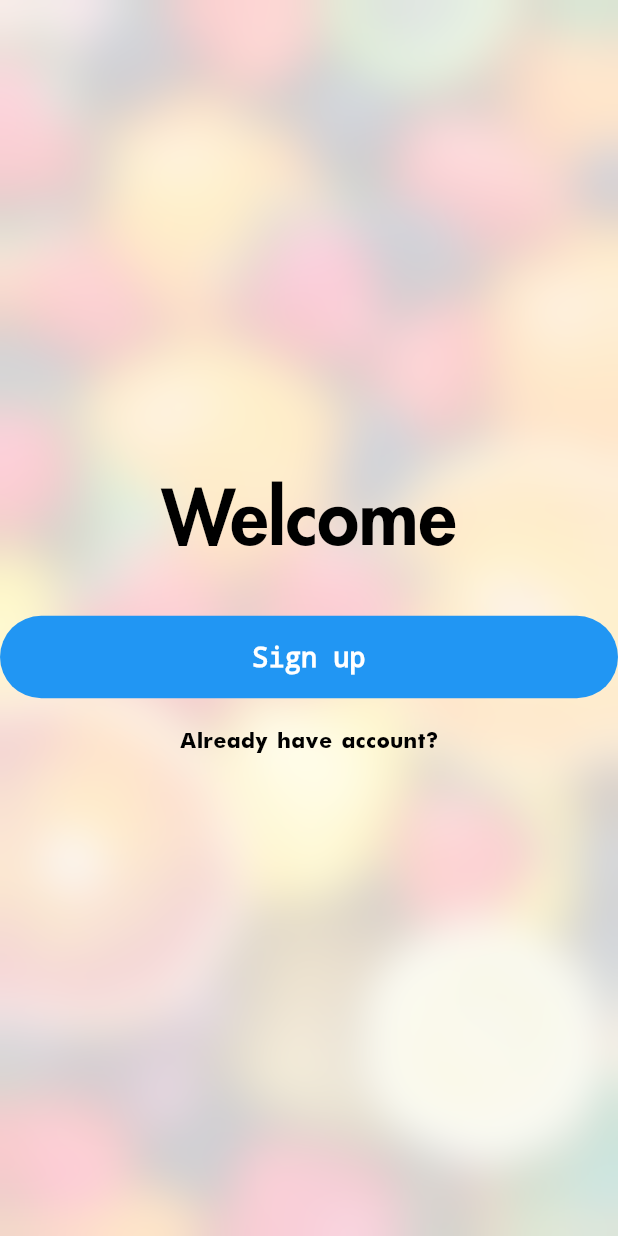
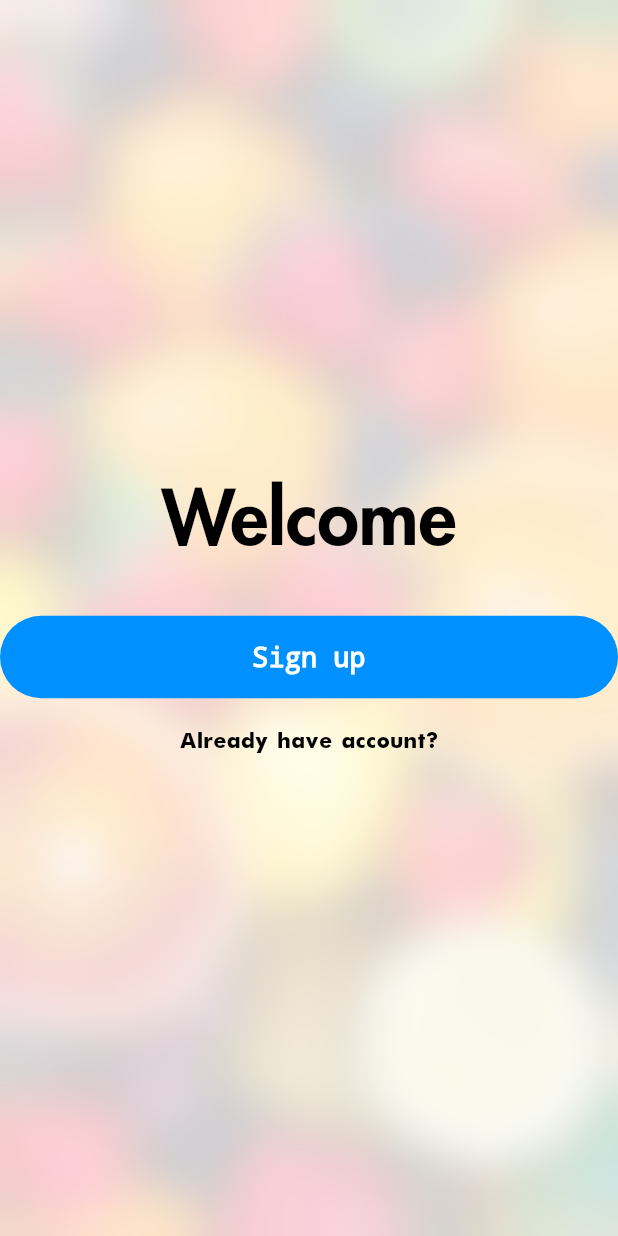
Before and after one commit to KrisCris/COMP704-AUTxCJLU-Final-Year-Project, a Flutter app: the screen it shows after launch, on a phone screen of 412 x 824 dp. Run offline on Flutter 3.47's test engine with Material 2 defaults, Android fonts, the phone set to English and light mode, and no system bars.

Commit message:
add theme to controll colors (state change not yet)

```diff
--- /dev/null
+++ b/fore_end/lib/MyTool/MyTheme.dart
@@ -0,0 +1,29 @@
+import 'dart:ui';
+import 'package:flutter/material.dart';
+
+class MyTheme {
+
+  final Color unfocusedColor;
+  final Color disabledColor;
+  final Color errorColor;
+  final Color focusedColor;
+  final Color warningColor;
+  final Color completeColor;
+  final Color textColorDark;
+  final Color textColorLight;
+
+  const MyTheme._privateConstructor( {this.unfocusedColor,this.disabledColor,
+    this.errorColor,this.focusedColor,this.warningColor,this.completeColor,
+  this.textColorDark,this.textColorLight});
+
+  static const MyTheme blueStyle = MyTheme._privateConstructor(
+      unfocusedColor: Color(0xFF929497),
+      focusedColor:  Color(0xFF0090FF),
+      disabledColor: Color(0xFF929497),
+      errorColor: Color(0xFFFF6060),
+      warningColor: Color(0xFFFFC35F),
+      completeColor: Color(0xFF0091EA),
+      textColorDark: Colors.black,
+      textColorLight: Colors.white,
+  );
+}
--- a/fore_end/lib/MyTool/theme.dart
+++ /dev/null
@@ -1,23 +0,0 @@
-import 'dart:ui';
-import 'package:flutter/material.dart';
-
-class Theme {
-
-  Color unfocusedColor;
-  Color disabledColor;
-  Color errorColor;
-  Color focusedColor;
-  Color warningColor;
-  Color completeColor;
-
-  Theme( {this.unfocusedColor,this.disabledColor,this.errorColor,this.focusedColor,this.warningColor,this.completeColor});
-
-  static Theme blueStyle = Theme(
-    unfocusedColor: Color(0xFF929497),
-    focusedColor:  Color(0xFF0090FF),
-    disabledColor: Color(0xFF929497),
-    errorColor: Color(0xFFFF6060),
-    warningColor: Color(0xFFFFC35F),
-    completeColor: Color(0xFF0091EA)
-  );
-}
--- a/fore_end/lib/Mycomponents/myButton.dart
+++ b/fore_end/lib/Mycomponents/myButton.dart
@@ -1,20 +1,23 @@
 import 'dart:ui';
+
 import 'package:flutter/material.dart';
 import 'package:fore_end/MyAnimation/MyAnimation.dart';
 import 'package:fore_end/MyTool/screenTool.dart';
+import 'package:fore_end/MyTool/MyTheme.dart';
 
 class MyButton extends StatefulWidget {
+  final MyTheme theme;
   ///The radius of border
   final double radius;
 
   ///The background color of button
-  final Color bgColor;
+  Color bgColor;
 
   ///The disable buttton color
-  final Color disbaleColor;
+  Color disbaleColor;
 
   ///The text color of button
-  final Color textColor;
+  Color textColor;
 
   ///Function to be executed when button being
   ///clicked
@@ -71,12 +74,10 @@ class MyButton extends StatefulWidget {
 
   MyButton(
       {this.text,
+        this.theme = MyTheme.blueStyle,
       this.fontsize = 18,
       this.isBold = false,
       this.radius = 30,
-      this.textColor = Colors.white,
-      this.bgColor = Colors.blue,
-      this.disbaleColor = Colors.grey,
       this.width = 120,
       this.height = 40,
         this.leftMargin = 0,
@@ -96,6 +97,11 @@ class MyButton extends StatefulWidget {
       : super(key: key) {
     this.width = ScreenTool.partOfScreenWidth(this.width);
     this.height = ScreenTool.partOfScreenHeight(this.height);
+
+    this.textColor = this.theme.textColorLight;
+    this.bgColor = this.theme.focusedColor;
+    this.disbaleColor = this.theme.disabledColor;
+
     if (this.disabled) this.firstDisabled = true;
   }
 
--- a/fore_end/lib/Mycomponents/textButton.dart
+++ b/fore_end/lib/Mycomponents/textButton.dart
@@ -2,8 +2,10 @@ import 'package:flutter/cupertino.dart';
 import 'package:flutter/gestures.dart';
 import 'package:flutter/material.dart';
 import 'package:fore_end/MyAnimation/MyAnimation.dart';
+import 'package:fore_end/MyTool/MyTheme.dart';
 
 class MyTextButton extends StatefulWidget {
+  MyTheme theme;
   String text;
   double fontsize;
   Color textColor;
@@ -16,12 +18,14 @@ class MyTextButton extends StatefulWidget {
 
   MyTextButton(this.text,
       {this.fontsize = 16,
-      this.textColor = Colors.black,
-      this.focusColor = Colors.blue,
       this.tapUpFunc,
+        this.theme = MyTheme.blueStyle,
       this.colorChangeDura = 300,
       Key key})
       : super(key: key) {
+
+      this.textColor = this.theme.textColorDark;
+      this.focusColor = this.theme.focusedColor;
   }
 
   @override
--- a/fore_end/lib/Pages/LoginPage.dart
+++ b/fore_end/lib/Pages/LoginPage.dart
@@ -1,6 +1,7 @@
 import 'package:flutter/cupertino.dart';
 import 'package:flutter/material.dart';
 import 'package:fore_end/MyTool/Constants.dart';
+import 'package:fore_end/MyTool/MyTheme.dart';
 import 'package:fore_end/MyTool/screenTool.dart';
 import 'package:fore_end/Mycomponents/background.dart';
 import 'package:fore_end/Mycomponents/myButton.dart';
@@ -20,8 +21,7 @@ class Login extends StatelessWidget {
       leftMargin: 20,
       bottomMargin: 20,
       width: ScreenTool.partOfScreenWidth(0.18),
-      textColor: Colors.white,
-      bgColor: Color(0xFFFF6060),
+      theme: MyTheme.blueStyle,
       tapFunc: () {
         Navigator.pop(context);
       },
@@ -32,7 +32,7 @@ class Login extends StatelessWidget {
       isBold: true,
       rightMargin: 20,
       bottomMargin: 20,
-      textColor: Colors.white,
+      theme: MyTheme.blueStyle,
       disabled: true,
       width: ScreenTool.partOfScreenWidth(0.18),
       tapFunc: () {},
--- a/fore_end/lib/main.dart
+++ b/fore_end/lib/main.dart
@@ -4,6 +4,7 @@ import 'package:fore_end/Mycomponents/background.dart';
 import 'package:fore_end/Mycomponents/myButton.dart';
 import 'package:fore_end/Mycomponents/textButton.dart';
 
+import 'MyTool/MyTheme.dart';
 import 'Pages/LoginPage.dart';
 import 'Pages/RegisterPage.dart';
 
@@ -56,6 +57,7 @@ class FirstPage extends StatelessWidget {
                 disabled: false,
                 height: 55,
                 radius: 30,
+                theme: MyTheme.blueStyle,
                 tapFunc: (){
                   Navigator.pushNamed(context, "register");
                 },
@@ -64,8 +66,7 @@ class FirstPage extends StatelessWidget {
             MyTextButton(
               "Already have account?",
               fontsize: 16,
-              textColor: Colors.black,
-              focusColor: Colors.blueAccent,
+              theme: MyTheme.blueStyle,
               tapUpFunc: () {
                 Navigator.pushNamed(context, "login");
               },
```
